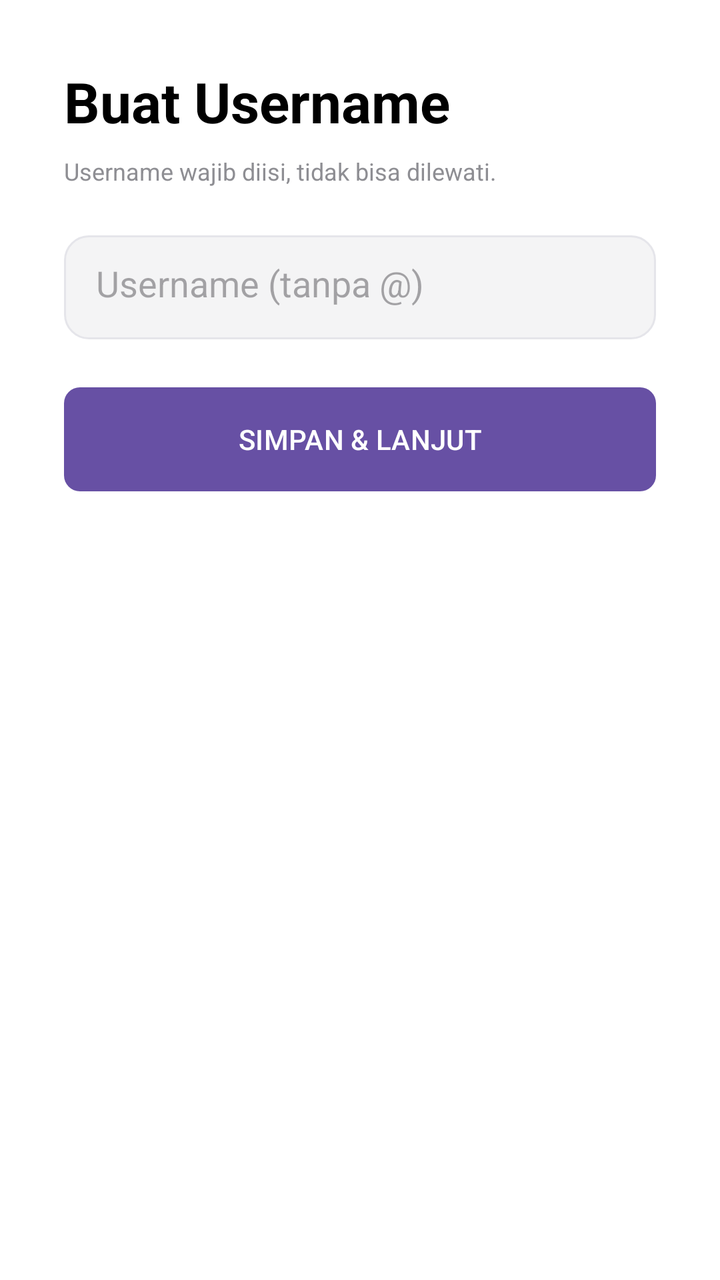
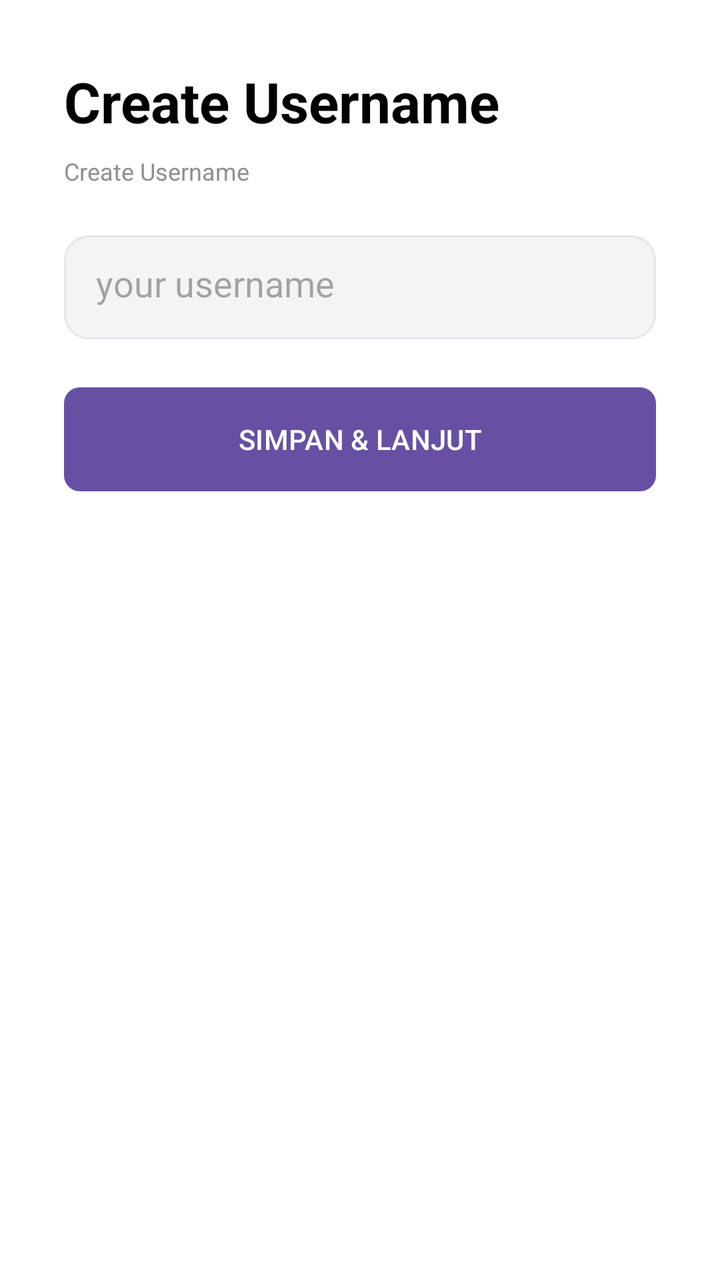

Two renders of the same Android screen: before a commit and after it. Below are the layout's source before the change and the commit's diff.
<!-- AndroidManifest.xml: application theme Theme.Material3.Light.NoActionBar -->
<!-- res/layout/activity_username.xml -->
<?xml version="1.0" encoding="utf-8"?>
<androidx.constraintlayout.widget.ConstraintLayout xmlns:android="http://schemas.android.com/apk/res/android"
    xmlns:app="http://schemas.android.com/apk/res-auto"
    android:layout_width="match_parent" android:layout_height="match_parent"
    android:background="@color/tg_bg" android:padding="32dp">

    <TextView android:id="@+id/tvTitle" android:layout_width="wrap_content" android:layout_height="wrap_content"
        android:text="Buat Username" android:textSize="28sp" android:textStyle="bold" android:textColor="@color/tg_text"
        app:layout_constraintTop_toTopOf="parent" app:layout_constraintStart_toStartOf="parent" />

    <TextView android:id="@+id/tvInfo" android:layout_width="match_parent" android:layout_height="wrap_content"
        android:text="Username wajib diisi, tidak bisa dilewati."
        android:textColor="@color/tg_text_gray" android:textSize="12sp"
        android:layout_marginTop="8dp" app:layout_constraintTop_toBottomOf="@id/tvTitle" />

    <EditText android:id="@+id/etUsername" android:layout_width="match_parent" android:layout_height="52dp"
        android:hint="Username (tanpa @)" android:inputType="text" android:maxLength="25"
        android:background="@drawable/bg_input_telegram" android:padding="16dp"
        android:layout_marginTop="24dp" app:layout_constraintTop_toBottomOf="@id/tvInfo" />

    <ProgressBar android:id="@+id/spinner" android:layout_width="52dp" android:layout_height="52dp" android:visibility="gone" app:layout_constraintTop_toBottomOf="@id/etUsername" app:layout_constraintStart_toStartOf="parent" app:layout_constraintEnd_toEndOf="parent" android:layout_marginTop="24dp"/>
    <Button android:id="@+id/btnSaveUsername" android:layout_width="match_parent" android:layout_height="52dp"
        android:text="SIMPAN &amp; LANJUT" android:background="@drawable/bg_button_telegram" android:textColor="#FFFFFF"
        android:layout_marginTop="24dp" app:layout_constraintTop_toBottomOf="@id/etUsername" />
</androidx.constraintlayout.widget.ConstraintLayout>
<!-- resources referenced by this layout -->
<resources>
  <color name="tg_bg">#FFFFFF</color>
  <color name="tg_text">#000000</color>
  <color name="tg_text_gray">#8E8E93</color>
  <!-- drawable bg_button_telegram (drawable) -->
  <?xml version="1.0" encoding="utf-8"?>
  <shape xmlns:android="http://schemas.android.com/apk/res/android">
      <solid android:color="@color/tg_blue" />
      <corners android:radius="8dp" />
  </shape>
  <!-- drawable bg_input_telegram (drawable) -->
  <?xml version="1.0" encoding="utf-8"?>
  <shape xmlns:android="http://schemas.android.com/apk/res/android">
      <solid android:color="@color/tg_bg_gray" />
      <corners android:radius="12dp" />
      <stroke android:width="1dp" android:color="#E5E5EA" />
  </shape>
  <color name="tg_blue">#007AFF</color>
  <color name="tg_bg_gray">#F4F4F5</color>
</resources>

<!-- the commit's change to res/layout/activity_username.xml (unified diff, before → after) -->
@@ -5,16 +5,16 @@
     android:background="@color/tg_bg" android:padding="32dp">
 
     <TextView android:id="@+id/tvTitle" android:layout_width="wrap_content" android:layout_height="wrap_content"
-        android:text="Buat Username" android:textSize="28sp" android:textStyle="bold" android:textColor="@color/tg_text"
+        android:text="Create Username" android:textSize="28sp" android:textStyle="bold" android:textColor="@color/tg_text"
         app:layout_constraintTop_toTopOf="parent" app:layout_constraintStart_toStartOf="parent" />
 
     <TextView android:id="@+id/tvInfo" android:layout_width="match_parent" android:layout_height="wrap_content"
-        android:text="Username wajib diisi, tidak bisa dilewati."
+        android:text="Create Username"
         android:textColor="@color/tg_text_gray" android:textSize="12sp"
         android:layout_marginTop="8dp" app:layout_constraintTop_toBottomOf="@id/tvTitle" />
 
     <EditText android:id="@+id/etUsername" android:layout_width="match_parent" android:layout_height="52dp"
-        android:hint="Username (tanpa @)" android:inputType="text" android:maxLength="25"
+        android:hint="your username" android:inputType="text" android:maxLength="25"
         android:background="@drawable/bg_input_telegram" android:padding="16dp"
         android:layout_marginTop="24dp" app:layout_constraintTop_toBottomOf="@id/tvInfo" />
 
